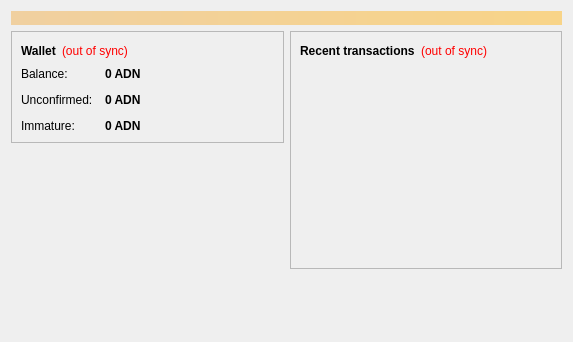
Old version of the form src/qt/forms/overviewpage.ui in the repository chrisfranko/litecoin.
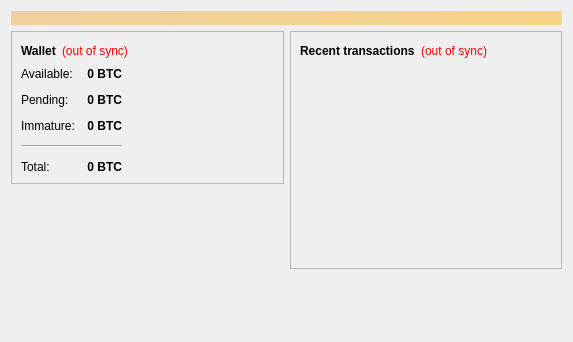
New version of the form.

```diff
--- a/src/qt/forms/overviewpage.ui
+++ b/src/qt/forms/overviewpage.ui
@@ -90,6 +90,8 @@
            </layout>
           </item>
           <item>
+          <layout class="QHBoxLayout" name="horizontalLayout_3">
+           <item>
            <layout class="QFormLayout" name="formLayout_2">
             <property name="fieldGrowthPolicy">
              <enum>QFormLayout::AllNonFixedFieldsGrow</enum>
@@ -103,7 +105,7 @@
             <item row="0" column="0">
              <widget class="QLabel" name="label">
               <property name="text">
-               <string>Balance:</string>
+               <string>Available:</string>
               </property>
              </widget>
             </item>
@@ -122,7 +124,10 @@
                <string>Your current balance</string>
               </property>
               <property name="text">
-               <string notr="true">0 ADN</string>
+               <string notr="true">0 BTC</string>
+              </property>
+              <property name="alignment">
+               <set>Qt::AlignRight|Qt::AlignTrailing|Qt::AlignVCenter</set>
               </property>
               <property name="textInteractionFlags">
                <set>Qt::LinksAccessibleByMouse|Qt::TextSelectableByKeyboard|Qt::TextSelectableByMouse</set>
@@ -132,7 +137,7 @@
             <item row="1" column="0">
              <widget class="QLabel" name="label_3">
               <property name="text">
-               <string>Unconfirmed:</string>
+               <string>Pending:</string>
               </property>
              </widget>
             </item>
@@ -151,7 +156,10 @@
                <string>Total of transactions that have yet to be confirmed, and do not yet count toward the current balance</string>
               </property>
               <property name="text">
-               <string notr="true">0 ADN</string>
+               <string notr="true">0 BTC</string>
+              </property>
+              <property name="alignment">
+               <set>Qt::AlignRight|Qt::AlignTrailing|Qt::AlignVCenter</set>
               </property>
               <property name="textInteractionFlags">
                <set>Qt::LinksAccessibleByMouse|Qt::TextSelectableByKeyboard|Qt::TextSelectableByMouse</set>
@@ -177,12 +185,69 @@
                <string>Mined balance that has not yet matured</string>
               </property>
               <property name="text">
-               <string notr="true">0 ADN</string>
+               <string notr="true">0 BTC</string>
               </property>
+              <property name="alignment">
+               <set>Qt::AlignRight|Qt::AlignTrailing|Qt::AlignVCenter</set>
+              </property>
               <property name="textInteractionFlags">
                <set>Qt::LinksAccessibleByMouse|Qt::TextSelectableByKeyboard|Qt::TextSelectableByMouse</set>
               </property>
              </widget>
+            </item>
+            <item row="4" column="0">
+             <widget class="QLabel" name="labelTotalText">
+              <property name="text">
+               <string>Total:</string>
+              </property>
+             </widget>
+            </item>
+            <item row="4" column="1">
+             <widget class="QLabel" name="labelTotal">
+              <property name="font">
+               <font>
+                <weight>75</weight>
+                <bold>true</bold>
+               </font>
+              </property>
+              <property name="cursor">
+               <cursorShape>IBeamCursor</cursorShape>
+              </property>
+              <property name="toolTip">
+               <string>Your current total balance</string>
+              </property>
+              <property name="text">
+               <string notr="true">0 BTC</string>
+              </property>
+              <property name="alignment">
+               <set>Qt::AlignRight|Qt::AlignTrailing|Qt::AlignVCenter</set>
+              </property>
+              <property name="textInteractionFlags">
+               <set>Qt::LinksAccessibleByMouse|Qt::TextSelectableByKeyboard|Qt::TextSelectableByMouse</set>
+              </property>
+             </widget>
+            </item>
+            <item row="3" column="0" colspan="2">
+             <widget class="Line" name="line">
+              <property name="orientation">
+               <enum>Qt::Horizontal</enum>
+              </property>
+             </widget>
+            </item>
+           </layout>
+          </item>
+            <item>
+             <spacer name="horizontalSpacer_3">
+              <property name="orientation">
+               <enum>Qt::Horizontal</enum>
+              </property>
+              <property name="sizeHint" stdset="0">
+               <size>
+                <width>40</width>
+                <height>20</height>
+               </size>
+              </property>
+             </spacer>
             </item>
            </layout>
           </item>
```
Left out of the diff: 8 changed lines with no effect on the pictures.
